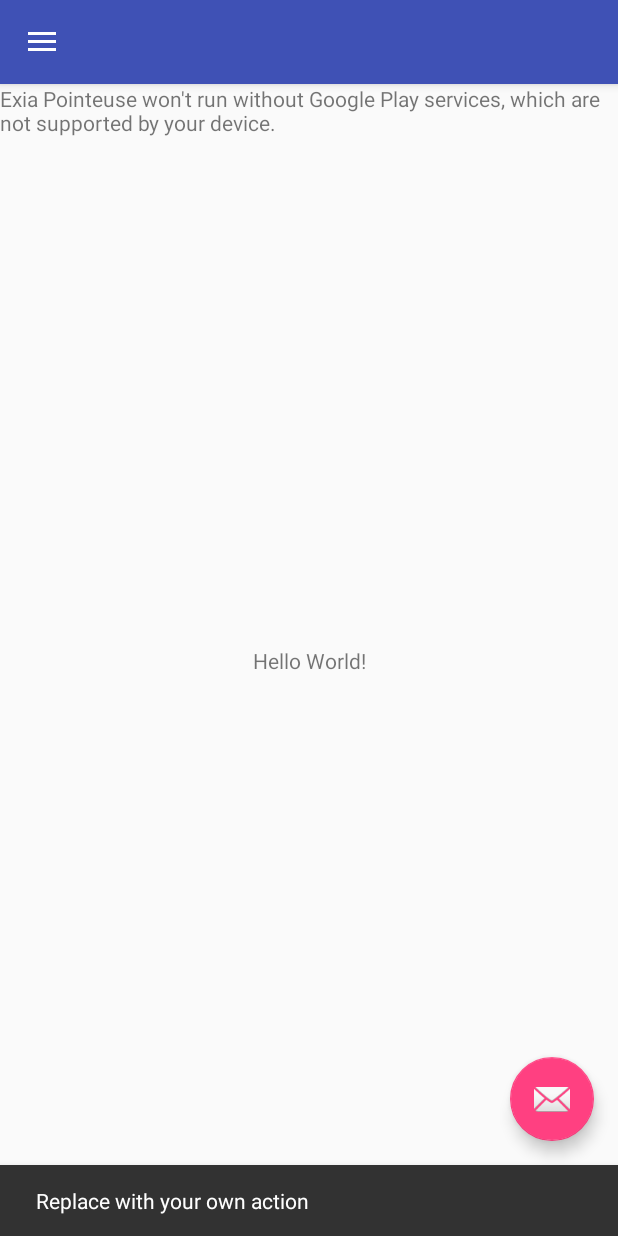
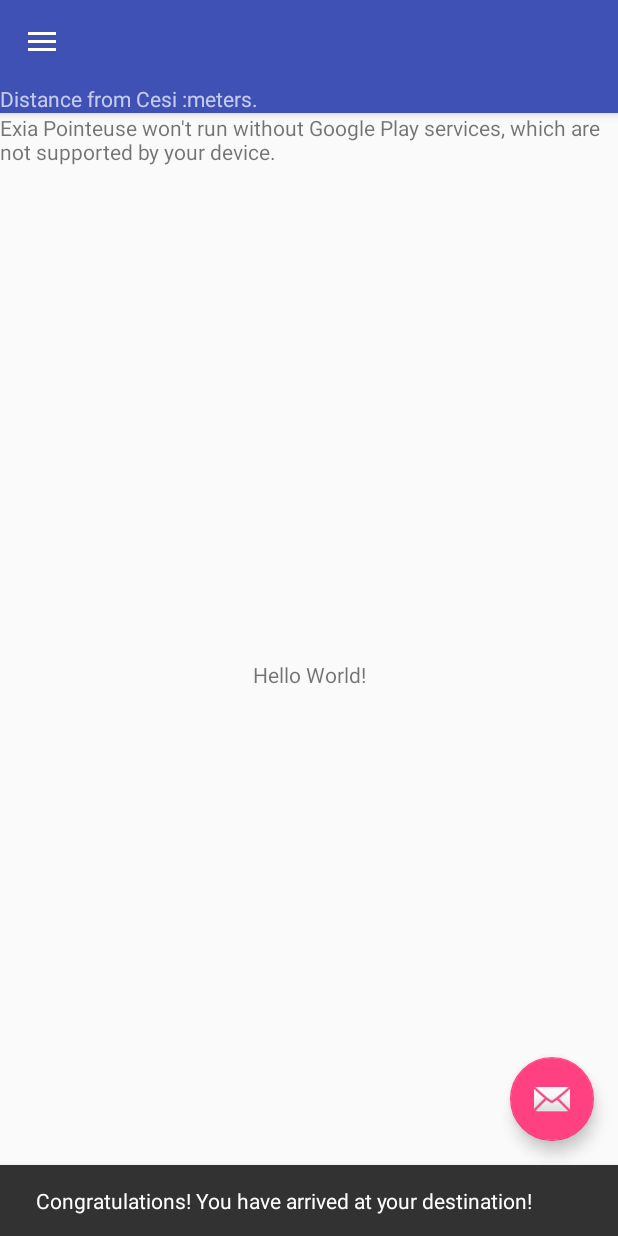
Before and after one commit to antoinedelia/ExiaPointeuse, an Android app: the screen it shows after launch once a user with an empty profile is signed in (HomeActivity), after a tap on an icon or button, on a phone screen of 412 x 824 dp. Run offline under Robolectric (Android 15) with nearby library versions, the phone set to English and light mode, and no system bars; our stand-ins replace Firebase (no records; nobody signed in at launch, a user with empty details on screens opened directly), Picasso; libraries missing offline, so code that uses them is left out: com.facebook, com.facebook.login; 7 statements that could not run were skipped.

Commit message:
Add current location and distance from end point

```diff
--- a/app/src/main/AndroidManifest.xml
+++ b/app/src/main/AndroidManifest.xml
@@ -4,6 +4,7 @@
     <uses-permission android:name="android.permission.INTERNET"/>
     <uses-permission android:name="android.permission.ACCESS_NETWORK_STATE"/>
     <uses-permission android:name="android.permission.ACCESS_COARSE_LOCATION"/>
+    <uses-permission android:name="android.permission.ACCESS_FINE_LOCATION"/>
 
     <application
         android:allowBackup="true"
--- a/app/src/main/java/com/antoinedelia/exiapointeuse/HomeActivity.java
+++ b/app/src/main/java/com/antoinedelia/exiapointeuse/HomeActivity.java
@@ -1,37 +1,38 @@
 package com.antoinedelia.exiapointeuse;
 
-import android.app.Activity;
+import android.Manifest;
 import android.app.AlertDialog;
-import android.app.FragmentTransaction;
 import android.content.Context;
 import android.content.DialogInterface;
 import android.content.Intent;
+import android.content.pm.PackageManager;
+
+import android.content.res.Resources;
+import android.location.Location;
+import android.location.LocationManager;
+import android.os.Build;
 import android.os.Bundle;
+import android.support.annotation.RequiresApi;
 import android.support.design.widget.FloatingActionButton;
 import android.support.design.widget.Snackbar;
+import android.support.v4.app.ActivityCompat;
 import android.support.v4.app.FragmentActivity;
-import android.support.v7.widget.LinearLayoutCompat;
+import android.support.v4.content.ContextCompat;
 import android.util.Log;
-import android.view.LayoutInflater;
 import android.view.View;
 import android.support.design.widget.NavigationView;
 import android.support.v4.view.GravityCompat;
 import android.support.v4.widget.DrawerLayout;
 import android.support.v7.app.ActionBarDrawerToggle;
-import android.support.v7.app.AppCompatActivity;
 import android.support.v7.widget.Toolbar;
 import android.view.Menu;
 import android.view.MenuItem;
-import android.widget.Button;
 import android.widget.ImageView;
-import android.widget.LinearLayout;
 import android.widget.TextView;
 
 import com.facebook.login.LoginManager;
-import com.google.android.gms.maps.CameraUpdate;
 import com.google.android.gms.maps.CameraUpdateFactory;
 import com.google.android.gms.maps.GoogleMap;
-import com.google.android.gms.maps.MapFragment;
 import com.google.android.gms.maps.OnMapReadyCallback;
 import com.google.android.gms.maps.SupportMapFragment;
 import com.google.android.gms.maps.model.LatLng;
@@ -44,7 +45,11 @@ public class HomeActivity extends FragmentActivity
         implements NavigationView.OnNavigationItemSelectedListener, OnMapReadyCallback {
     private NavigationView navigationView;
     private GoogleMap mMap;
+    private Location location;
+    private final double LATCESI = 43.548330;
+    private final double LONCESI = 1.502874;
 
+    @RequiresApi(api = Build.VERSION_CODES.M)
     @Override
     protected void onCreate(Bundle savedInstanceState) {
         super.onCreate(savedInstanceState);
@@ -52,20 +57,10 @@ public class HomeActivity extends FragmentActivity
         Toolbar toolbar = (Toolbar) findViewById(R.id.toolbar);
 
         FirebaseUser user = FirebaseAuth.getInstance().getCurrentUser();
-        if(user == null)
-        {
+        if (user == null) {
             logout();
             backToLoginScreen();
         }
-
-        FloatingActionButton fab = (FloatingActionButton) findViewById(R.id.fab);
-        fab.setOnClickListener(new View.OnClickListener() {
-            @Override
-            public void onClick(View view) {
-                Snackbar.make(view, "Replace with your own action", Snackbar.LENGTH_LONG)
-                        .setAction("Action", null).show();
-            }
-        });
 
         DrawerLayout drawer = (DrawerLayout) findViewById(R.id.drawer_layout);
         ActionBarDrawerToggle toggle = new ActionBarDrawerToggle(
@@ -80,6 +75,33 @@ public class HomeActivity extends FragmentActivity
         SupportMapFragment mapFragment = (SupportMapFragment) getSupportFragmentManager()
                 .findFragmentById(R.id.map);
         mapFragment.getMapAsync(this);
+        LocationManager lm = (LocationManager)getSystemService(Context.LOCATION_SERVICE);
+        ActivityCompat.requestPermissions( this, new String[] {  android.Manifest.permission.ACCESS_COARSE_LOCATION  }, 1 );
+        ActivityCompat.requestPermissions( this, new String[] {  Manifest.permission.ACCESS_FINE_LOCATION  }, 1 );
+
+        if(ContextCompat.checkSelfPermission(this, Manifest.permission.ACCESS_COARSE_LOCATION ) != PackageManager.PERMISSION_GRANTED){return;}
+        if(ContextCompat.checkSelfPermission(this, Manifest.permission.ACCESS_FINE_LOCATION ) != PackageManager.PERMISSION_GRANTED){return;}
+        location = lm.getLastKnownLocation(LocationManager.GPS_PROVIDER);
+        double longitude = location.getLongitude();
+        double latitude = location.getLatitude();
+        Log.d("LAT", String.valueOf(latitude));
+        Log.d("LON", String.valueOf(longitude));
+
+        FloatingActionButton fab = (FloatingActionButton) findViewById(R.id.fab);
+        fab.setOnClickListener(new View.OnClickListener() {
+            @Override
+            public void onClick(View view) {
+                if(distance(location.getLatitude(), LATCESI, location.getLongitude(), LONCESI) > 1000) {
+                    Snackbar.make(view, getString(R.string.too_far_away), Snackbar.LENGTH_LONG)
+                            .setAction("Action", null).show();
+                }
+                else
+                {
+                    Snackbar.make(view, getString(R.string.congratulations), Snackbar.LENGTH_LONG)
+                            .setAction("Action", null).show();
+                }
+            }
+        });
 
 
     }
@@ -176,9 +198,36 @@ public class HomeActivity extends FragmentActivity
     }
 
     private void setUpMap() {
-        LatLng cesi = new LatLng(43.548330, 1.502874);
-        mMap.addMarker(new MarkerOptions().position(cesi).title("CESI Toulouse"));
-        mMap.moveCamera(CameraUpdateFactory.newLatLngZoom(cesi, 17.0f));
+        LatLng cesi = new LatLng(LATCESI, LONCESI);
+        mMap.addMarker(new MarkerOptions().position(cesi).title("CESI Toulouse")).showInfoWindow();
+
+        LatLng currentLocation = new LatLng(location.getLatitude(), location.getLongitude());
+        mMap.addMarker(new MarkerOptions().position(currentLocation).title(getString(R.string.your_position))).showInfoWindow();
+        mMap.moveCamera(CameraUpdateFactory.newLatLngZoom(currentLocation, 17.0f));
+        TextView textView = (TextView)findViewById(R.id.distance);
+        textView.setText(String.valueOf(distance(location.getLatitude(), LATCESI, location.getLongitude(), LONCESI)));
         //this.map.moveCamera( CameraUpdateFactory.newLatLngZoom(new LatLng(43.548323,1.502874) , 14.0f) );
     }
+
+    /**
+     * Calculate distance between two points in latitude and longitude
+     *
+     * lat1, lon1 Start point lat2, lon2 End point
+     * @returns Distance in Meters
+     */
+    public static double distance(double lat1, double lat2, double lon1, double lon2) {
+
+        final int R = 6371; // Radius of the earth
+
+        double latDistance = Math.toRadians(lat2 - lat1);
+        double lonDistance = Math.toRadians(lon2 - lon1);
+        double a = Math.sin(latDistance / 2) * Math.sin(latDistance / 2)
+                + Math.cos(Math.toRadians(lat1)) * Math.cos(Math.toRadians(lat2))
+                * Math.sin(lonDistance / 2) * Math.sin(lonDistance / 2);
+        double c = 2 * Math.atan2(Math.sqrt(a), Math.sqrt(1 - a));
+        double distance = R * c * 1000; // convert to meters
+
+        distance = Math.pow(distance, 2);
+        return Math.round(Math.sqrt(distance)*100.0)/100.0;
+    }
 }
--- a/app/src/main/res/layout/app_bar_home.xml
+++ b/app/src/main/res/layout/app_bar_home.xml
@@ -17,6 +17,23 @@
             android:layout_height="?attr/actionBarSize"
             android:background="?attr/colorPrimary"
             app:popupTheme="@style/AppTheme.PopupOverlay" />
+        <LinearLayout
+            android:layout_width="wrap_content"
+            android:layout_height="wrap_content">
+            <TextView
+                android:layout_width="wrap_content"
+                android:layout_height="wrap_content"
+                android:text="@string/distance_from_endpoint"/>
+            <TextView
+                android:id="@+id/distance"
+                android:layout_width="wrap_content"
+                android:layout_height="wrap_content"/>
+            <TextView
+                android:layout_width="wrap_content"
+                android:layout_height="wrap_content"
+                android:text="@string/meters"/>
+        </LinearLayout>
+
 
     </android.support.design.widget.AppBarLayout>
 
--- a/app/src/main/res/values/strings.xml
+++ b/app/src/main/res/values/strings.xml
@@ -11,4 +11,9 @@
     <string name="profile_picture">Profile picture</string>
     <string name="exit_confirmation">Are you sure you want to exit?</string>
     <string name="really_exit">Really Exit?</string>
+    <string name="distance_from_endpoint">Distance from Cesi : </string>
+    <string name="meters">meters.</string>
+    <string name="your_position">Your position</string>
+    <string name="too_far_away">You are too far away to point (You have to be less than 1km away)</string>
+    <string name="congratulations">Congratulations! You have arrived at your destination!</string>
 </resources>
```
Also changed, not shown: 1 other file.
